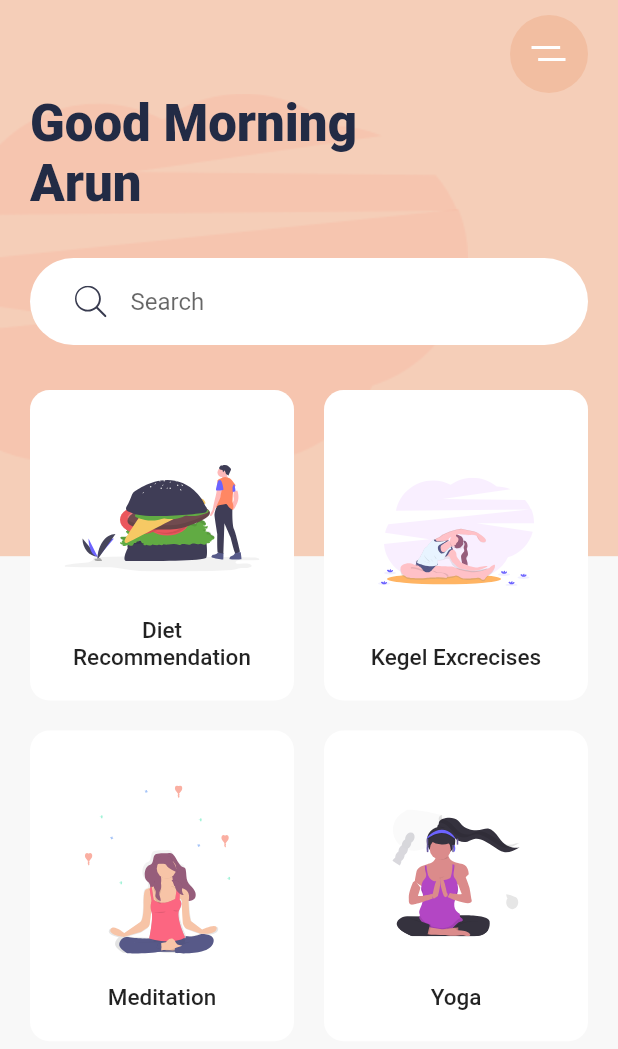
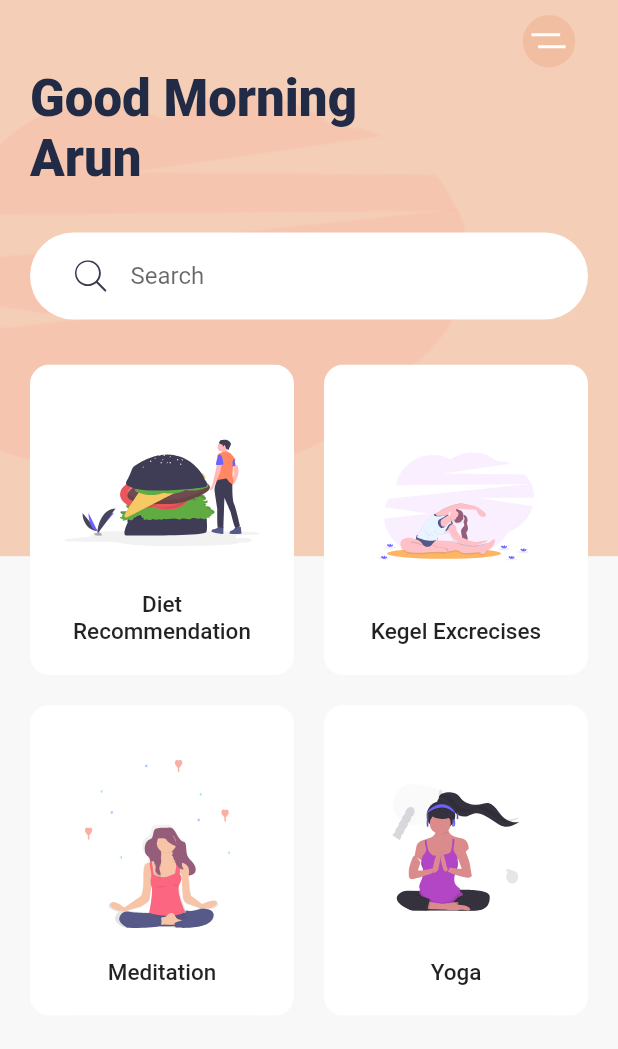
Before and after one commit to arunsingh28/exercise_app_ui, a Flutter app: the screen it shows after launch, on a phone screen of 412 x 824 dp. Shown: the top 1049 px of the screen. Run offline on Flutter 3.47's test engine with Material 2 defaults, Android fonts, the phone set to English and light mode, and no system bars; our stand-ins replace flutter_svg.

```diff
--- a/lib/main.dart
+++ b/lib/main.dart
@@ -51,7 +51,7 @@ class HomeScreen extends StatelessWidget {
                     alignment: Alignment.topRight,
                     child: Container(
                       alignment: Alignment.center,
-                      height: 52,
+                      height: 35,
                       width: 52,
                       decoration: BoxDecoration(
                           color: Color(0xfff2bea1), shape: BoxShape.circle),
@@ -88,18 +88,22 @@ class HomeScreen extends StatelessWidget {
                       CategoryCard(
                         title: "Diet Recommendation",
                         svgSrc: "assets/icons/Hamburger.svg",
+                        press: () => print("Tapped!"),
                       ),
                       CategoryCard(
                         title: "Kegel Excrecises",
                         svgSrc: "assets/icons/Excrecises.svg",
+                        press: () => print("Tapped!"),
                       ),
                       CategoryCard(
                         title: "Meditation",
                         svgSrc: "assets/icons/Meditation.svg",
+                        press: () => print("Tapped!"),
                       ),
                       CategoryCard(
                         title: "Yoga",
                         svgSrc: "assets/icons/yoga.svg",
+                        press: () => print("Tapped!"),
                       )
                     ],
                   ))
@@ -116,19 +120,37 @@ class HomeScreen extends StatelessWidget {
 class CategoryCard extends StatelessWidget {
   final String svgSrc;
   final String title;
+  final Function press;
 
   const CategoryCard({
     Key key,
     this.svgSrc,
     this.title,
+    this.press,
   }) : super(key: key);
 
   @override
   Widget build(BuildContext context) {
-    return Container(
-      padding: EdgeInsets.all(20),
+    return ClipRRect(
+      borderRadius: BorderRadius.circular(13),
+      child: Container(
+        // padding: EdgeInsets.all(20),
         decoration: BoxDecoration(
-          color: Colors.white, borderRadius: BorderRadius.circular(13)),
+          boxShadow: [
+            BoxShadow(
+                offset: Offset(0, 17),
+                blurRadius: 17,
+                spreadRadius: -23,
+                color: kShadowColor)
+          ],
+          color: Colors.white,
+        ),
+        child: Material(
+          color: Colors.transparent,
+          child: InkWell(
+            onTap: press,
+            child: Padding(
+              padding: const EdgeInsets.all(20.0),
               child: Column(
                 children: [
                   Spacer(),
@@ -137,9 +159,16 @@ class CategoryCard extends StatelessWidget {
                   Text(
                     title,
                     textAlign: TextAlign.center,
-            style: Theme.of(context).textTheme.title.copyWith(fontSize: 15),
+                    style: Theme.of(context)
+                        .textTheme
+                        .title
+                        .copyWith(fontSize: 15),
                   )
                 ],
+              ),
+            ),
+          ),
+        ),
       ),
     );
   }
```
Lines whose indentation alone changed are shown as unchanged.
